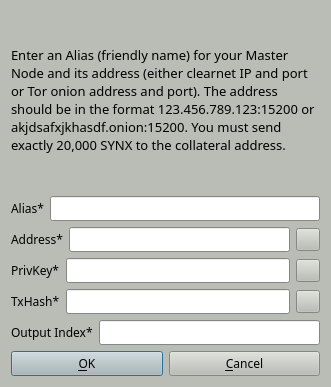
Qt form src/qt/forms/addeditatomnode.ui (thibetabc/SyndicateQT) before a commit.
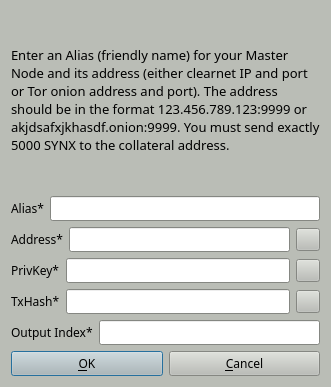
The same form after that commit. Icons and pictures are not drawn.

Commit message: Fixed wrong master node collateral

Patch:
```diff
--- a/src/qt/forms/addeditatomnode.ui
+++ b/src/qt/forms/addeditatomnode.ui
@@ -454,7 +454,7 @@
       </font>
      </property>
      <property name="text">
-      <string>&lt;html&gt;&lt;head/&gt;&lt;body&gt;&lt;p&gt;&lt;span style=&quot; font-size:10pt;&quot;&gt;Enter an Alias (friendly name) for your Master Node and its address (either clearnet IP and port or Tor onion address and port). The address should be in the format 123.456.789.123:15200 or akjdsafxjkhasdf.onion:15200. You must send exactly 20,000 SYNX to the collateral address.&lt;/span&gt;&lt;/p&gt;&lt;/body&gt;&lt;/html&gt;</string>
+      <string>&lt;html&gt;&lt;head/&gt;&lt;body&gt;&lt;p&gt;&lt;span style=&quot; font-size:10pt;&quot;&gt;Enter an Alias (friendly name) for your Master Node and its address (either clearnet IP and port or Tor onion address and port). The address should be in the format 123.456.789.123:9999 or akjdsafxjkhasdf.onion:9999. You must send exactly 5000 SYNX to the collateral address.&lt;/span&gt;&lt;/p&gt;&lt;/body&gt;&lt;/html&gt;</string>
      </property>
      <property name="wordWrap">
       <bool>true</bool>
```
The commit also changes 24 other files.
